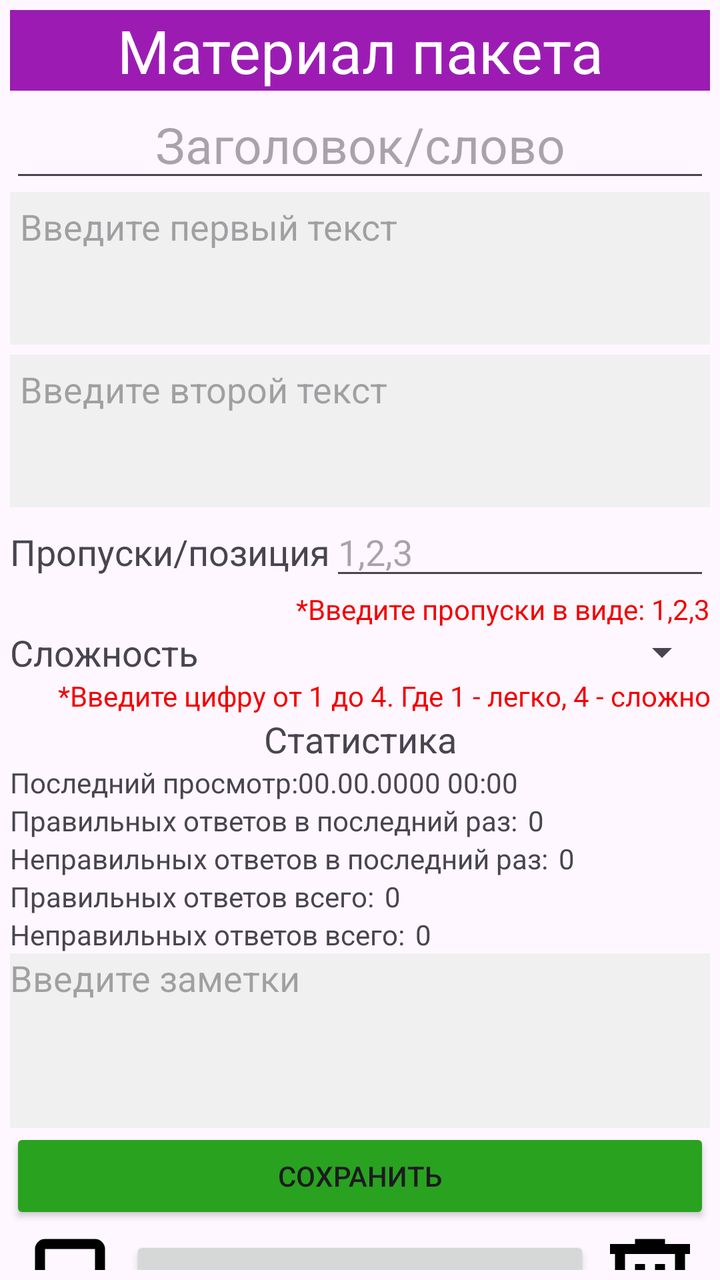
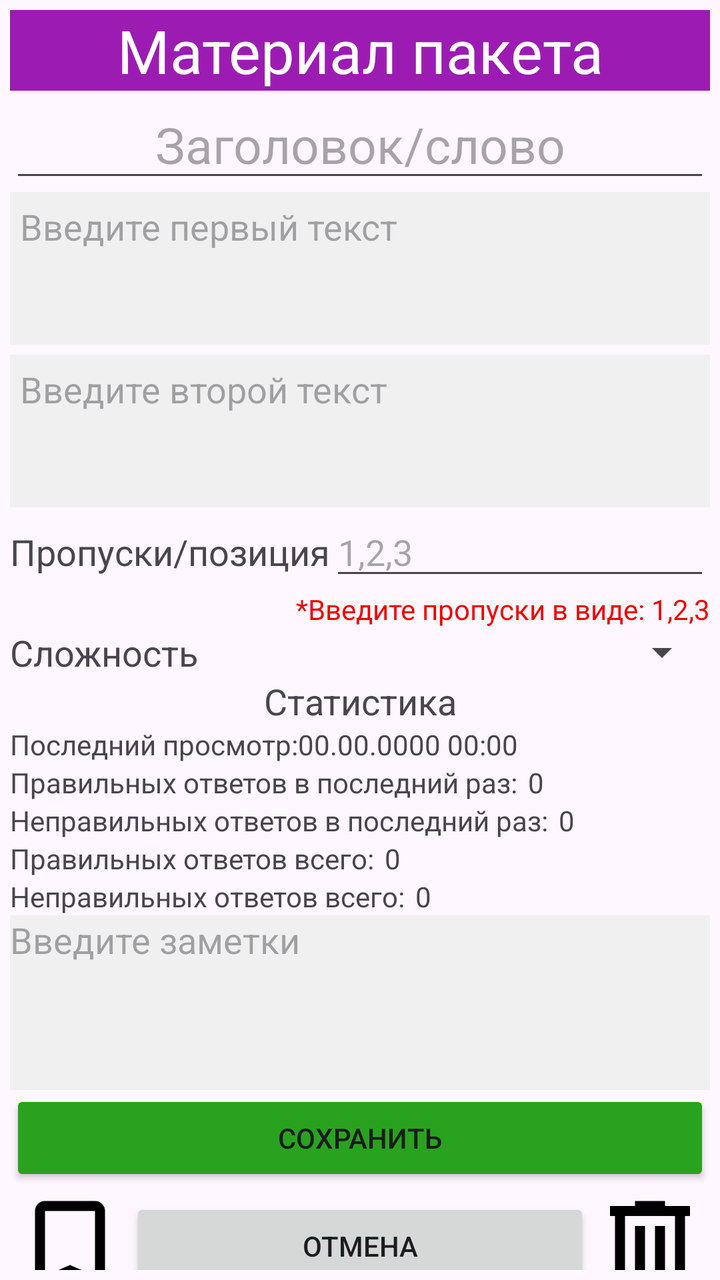

Two renders of the same Android screen: before a commit and after it. Below are the layout's source before the change and the commit's diff.
<!-- AndroidManifest.xml: application theme Theme.FGLearning -->
<!-- res/layout/fragment_view_package_item.xml -->
<?xml version="1.0" encoding="utf-8"?>
<layout xmlns:android="http://schemas.android.com/apk/res/android"
    xmlns:tools="http://schemas.android.com/tools"
    xmlns:app="http://schemas.android.com/apk/res-auto">
    <FrameLayout
        android:layout_width="match_parent"
        android:layout_height="match_parent"
        tools:context=".ViewPackageItemFragment">

        <androidx.constraintlayout.widget.ConstraintLayout
            android:layout_width="match_parent"
            android:layout_height="match_parent">
            <LinearLayout
                android:layout_width="match_parent"
                android:layout_height="match_parent"
                android:orientation="vertical"
                android:padding="5dp">
                <TextView
                    android:layout_width="match_parent"
                    android:layout_height="wrap_content"
                    android:background="@color/purple"
                    android:textColor="@color/white"
                    android:text="Материал пакета"
                    android:gravity="center"
                    android:textSize="30sp"/>
                <Space
                    android:layout_weight="1"
                    android:layout_width="match_parent"
                    android:layout_height="0dp" />

                <EditText
                    android:id="@+id/contentEditText"
                    android:layout_width="match_parent"
                    android:layout_height="wrap_content"
                    android:textSize="25dp"
                    android:hint="Заголовок/слово"
                    android:gravity="center"/>
                <EditText
                    android:id="@+id/firstEditText"
                    android:padding="5dp"
                    android:layout_width="match_parent"
                    android:layout_height="wrap_content"
                    android:minLines="3"
                    android:maxLines="3"
                    android:background="#F0F0F0"
                    android:gravity="top"
                    android:inputType="textMultiLine|textCapSentences"
                    android:scrollbars="vertical"
                    android:maxLength="100"
                    android:hint="Введите первый текст" />
                <EditText
                    android:id="@+id/firstSecondText"
                    android:layout_marginTop="5dp"
                    android:padding="5dp"
                    android:layout_width="match_parent"
                    android:layout_height="wrap_content"
                    android:minLines="3"
                    android:maxLines="3"
                    android:background="#F0F0F0"
                    android:gravity="top"
                    android:inputType="textMultiLine|textCapSentences"
                    android:scrollbars="vertical"
                    android:maxLength="100"
                    android:hint="Введите второй текст" />

                
                <LinearLayout
                    android:id="@+id/gaps"
                    android:layout_width="match_parent"
                    android:layout_height="wrap_content"
                    android:orientation="vertical">
                    <LinearLayout
                        android:layout_width="match_parent"
                        android:layout_height="wrap_content"
                        android:orientation="horizontal">
                        <TextView
                            android:layout_width="wrap_content"
                            android:layout_height="wrap_content"
                            android:text="Пропуски/позиция"
                            android:textSize="18sp"/>
                        <EditText
                            android:id="@+id/gapsEditText"
                            android:layout_width="match_parent"
                            android:layout_height="wrap_content"
                            android:digits="0123456789,"
                            android:hint="1,2,3"
                            android:text="" />
                        
                    </LinearLayout>
                    <TextView
                        android:id="@+id/gapsHintText"
                        android:layout_width="match_parent"
                        android:layout_height="wrap_content"
                        android:textColor="@color/red"
                        android:gravity="end"
                        android:text="*Введите пропуски в виде: 1,2,3" />
                </LinearLayout>

                
                <LinearLayout
                    android:id="@+id/difficulty"
                    android:layout_width="match_parent"
                    android:layout_height="wrap_content"
                    android:orientation="vertical">
                    <LinearLayout
                        android:layout_width="match_parent"
                        android:layout_height="wrap_content"
                        android:orientation="horizontal">
                        <TextView
                            android:layout_width="wrap_content"
                            android:layout_height="wrap_content"
                            android:text="Сложность"
                            android:textSize="18sp"/>

                        <Spinner
                            android:id="@+id/spinner"
                            android:layout_width="match_parent"
                            android:layout_height="wrap_content"/>










                    </LinearLayout>
                    <TextView
                        android:id="@+id/difficultyHintText"
                        android:layout_width="match_parent"
                        android:layout_height="wrap_content"
                        android:textColor="@color/red"
                        android:gravity="end"
                        android:text="*Введите цифру от 1 до 4. Где 1 - легко, 4 - сложно" />
                    
                </LinearLayout>

                <Space
                    android:layout_weight="1"
                    android:layout_width="match_parent"
                    android:layout_height="wrap_content" />

            <LinearLayout
                android:id="@+id/stats"
                android:layout_width="match_parent"
                android:layout_height="wrap_content"
                android:orientation="vertical">
                <TextView
                    android:layout_width="match_parent"
                    android:layout_height="wrap_content"
                    android:gravity="center"
                    android:textSize="18sp"
                    android:text="Статистика" />
                <LinearLayout
                    android:layout_width="match_parent"
                    android:layout_height="wrap_content"
                    android:orientation="horizontal">
                    <TextView
                        android:layout_width="wrap_content"
                        android:layout_height="wrap_content"
                        android:text="Последний просмотр:" />
                    <TextView
                        android:id="@+id/lastViewText"
                        android:layout_width="wrap_content"
                        android:layout_height="wrap_content"
                        android:text="00.00.0000 00:00" />
                    
                </LinearLayout>




                <LinearLayout
                    android:layout_width="match_parent"
                    android:layout_height="wrap_content"
                    android:orientation="horizontal">
                    <TextView
                        android:layout_width="wrap_content"
                        android:layout_height="wrap_content"
                        android:text="Правильных ответов в последний раз:" />
                    <TextView
                        android:id="@+id/lastCorrectAnsCountText"
                        android:layout_marginStart="5dp"
                        android:layout_width="wrap_content"
                        android:layout_height="wrap_content"
                        android:text="0" />
                </LinearLayout>
                <LinearLayout
                    android:layout_width="match_parent"
                    android:layout_height="wrap_content"
                    android:orientation="horizontal">
                    <TextView
                        android:layout_width="wrap_content"
                        android:layout_height="wrap_content"
                        android:text="Неправильных ответов в последний раз:" />
                    <TextView
                        android:id="@+id/lastIncorrectAnsCountText"
                        android:layout_marginStart="5dp"
                        android:layout_width="wrap_content"
                        android:layout_height="wrap_content"
                        android:text="0" />
                    
                </LinearLayout>
                <LinearLayout
                    android:layout_width="match_parent"
                    android:layout_height="wrap_content"
                    android:orientation="horizontal">
                    <TextView
                        android:layout_width="wrap_content"
                        android:layout_height="wrap_content"
                        android:text="Правильных ответов всего:" />
                    <TextView
                        android:id="@+id/totalCorrectAnsCountText"
                        android:layout_marginStart="5dp"
                        android:layout_width="wrap_content"
                        android:layout_height="wrap_content"
                        android:text="0" />
                    
                </LinearLayout>
                <LinearLayout
                    android:layout_width="match_parent"
                    android:layout_height="wrap_content"
                    android:orientation="horizontal">
                    <TextView
                        android:layout_width="wrap_content"
                        android:layout_height="wrap_content"
                        android:text="Неправильных ответов всего:" />
                    <TextView
                        android:id="@+id/totalIncorrectAnsCountText"
                        android:layout_marginStart="5dp"
                        android:layout_width="wrap_content"
                        android:layout_height="wrap_content"
                        android:text="0" />
                    
                </LinearLayout>
            </LinearLayout>

                <Space
                    android:layout_weight="1"
                    android:layout_width="match_parent"
                    android:layout_height="0dp" />

                <EditText
                    android:id="@+id/notesEditText"
                    android:layout_width="match_parent"
                    android:layout_height="wrap_content"
                    android:minLines="4"
                    android:maxLines="4"
                    android:background="#F0F0F0"
                    android:gravity="top"
                    android:maxLength="100"
                    android:inputType="textMultiLine|textCapSentences"
                    android:scrollbars="vertical"
                    android:hint="Введите заметки"/>

                <Space
                    android:layout_weight="1"
                    android:layout_width="match_parent"
                    android:layout_height="0dp" />

                <Button
                    android:id="@+id/save_button"
                    android:layout_width="match_parent"
                    android:layout_height="wrap_content"
                    android:layout_gravity="center_vertical"
                    android:backgroundTint="#29A220"
                    android:text="Сохранить" />
                
                <LinearLayout
                    android:layout_width="match_parent"
                    android:layout_height="wrap_content">
                    <ImageView
                        android:id="@+id/mark_button"
                        android:layout_width="60dp"
                        android:layout_height="60dp"
                        android:src="@drawable/bookmark" />
                    <Button
                        android:id="@+id/back_button"
                        android:layout_width="wrap_content"
                        android:layout_height="wrap_content"
                        android:layout_weight="1"
                        android:layout_gravity="center_vertical"
                        android:text="Отмена" />
                    <ImageView
                        android:id="@+id/delete_button"
                        android:layout_width="60dp"
                        android:layout_height="60dp"
                        android:src="@drawable/delete" />
                </LinearLayout>


            </LinearLayout>



        </androidx.constraintlayout.widget.ConstraintLayout>

    </FrameLayout>
</layout>
<!-- resources referenced by this layout -->
<resources>
  <color name="purple">#9C1CB3</color>
  <color name="red">#F20000</color>
  <color name="white">#FFFFFFFF</color>
  <!-- drawable bookmark (drawable) -->
  <vector xmlns:android="http://schemas.android.com/apk/res/android" android:height="24dp" android:tint="#000000" android:viewportHeight="960" android:viewportWidth="960" android:width="24dp">
        
      <path android:fillColor="@android:color/white" android:pathData="M200,840L200,200Q200,167 223.5,143.5Q247,120 280,120L680,120Q713,120 736.5,143.5Q760,167 760,200L760,840L480,720L200,840ZM280,718L480,632L680,718L680,200Q680,200 680,200Q680,200 680,200L280,200Q280,200 280,200Q280,200 280,200L280,718ZM280,200L280,200Q280,200 280,200Q280,200 280,200L680,200Q680,200 680,200Q680,200 680,200L680,200L480,200L280,200Z"/>
      
  </vector>
  <!-- drawable delete (drawable) -->
  <vector xmlns:android="http://schemas.android.com/apk/res/android" android:height="24dp" android:tint="#000000" android:viewportHeight="960" android:viewportWidth="960" android:width="24dp">
        
      <path android:fillColor="@android:color/white" android:pathData="M280,840Q247,840 223.5,816.5Q200,793 200,760L200,240L160,240L160,160L360,160L360,120L600,120L600,160L800,160L800,240L760,240L760,760Q760,793 736.5,816.5Q713,840 680,840L280,840ZM680,240L280,240L280,760Q280,760 280,760Q280,760 280,760L680,760Q680,760 680,760Q680,760 680,760L680,240ZM360,680L440,680L440,320L360,320L360,680ZM520,680L600,680L600,320L520,320L520,680ZM280,240L280,240L280,760Q280,760 280,760Q280,760 280,760L280,760Q280,760 280,760Q280,760 280,760L280,240Z"/>
      
  </vector>
  <style name="Theme.FGLearning" parent="Base.Theme.FGLearning" />
  <style name="Base.Theme.FGLearning" parent="Theme.Material3.DayNight.NoActionBar">
          
          
      </style>
</resources>

<!-- the commit's change to res/layout/fragment_view_package_item.xml (unified diff, before → after) -->
@@ -49,7 +49,7 @@
                     android:maxLength="100"
                     android:hint="Введите первый текст" />
                 <EditText
-                    android:id="@+id/firstSecondText"
+                    android:id="@+id/secondEditText"
                     android:layout_marginTop="5dp"
                     android:padding="5dp"
                     android:layout_width="match_parent"
@@ -65,7 +65,7 @@
 
                 
                 <LinearLayout
-                    android:id="@+id/gaps"
+                    android:id="@+id/positions"
                     android:layout_width="match_parent"
                     android:layout_height="wrap_content"
                     android:orientation="vertical">
@@ -74,12 +74,13 @@
                         android:layout_height="wrap_content"
                         android:orientation="horizontal">
                         <TextView
+                            android:id="@+id/positionsHeaderText"
                             android:layout_width="wrap_content"
                             android:layout_height="wrap_content"
                             android:text="Пропуски/позиция"
                             android:textSize="18sp"/>
                         <EditText
-                            android:id="@+id/gapsEditText"
+                            android:id="@+id/positionsEditText"
                             android:layout_width="match_parent"
                             android:layout_height="wrap_content"
                             android:digits="0123456789,"
@@ -88,7 +89,7 @@
                         
                     </LinearLayout>
                     <TextView
-                        android:id="@+id/gapsHintText"
+                        android:id="@+id/positionsHintText"
                         android:layout_width="match_parent"
                         android:layout_height="wrap_content"
                         android:textColor="@color/red"
@@ -98,7 +99,6 @@
 
                 
                 <LinearLayout
-                    android:id="@+id/difficulty"
                     android:layout_width="match_parent"
                     android:layout_height="wrap_content"
                     android:orientation="vertical">
@@ -113,7 +113,7 @@
                             android:textSize="18sp"/>
 
                         <Spinner
-                            android:id="@+id/spinner"
+                            android:id="@+id/difficultySpinner"
                             android:layout_width="match_parent"
                             android:layout_height="wrap_content"/>
 
@@ -127,18 +127,11 @@
 
 
                     </LinearLayout>
-                    <TextView
-                        android:id="@+id/difficultyHintText"
-                        android:layout_width="match_parent"
-                        android:layout_height="wrap_content"
-                        android:textColor="@color/red"
-                        android:gravity="end"
-                        android:text="*Введите цифру от 1 до 4. Где 1 - легко, 4 - сложно" />
-                    
-                </LinearLayout>
-
-                <Space
-                    android:layout_weight="1"
+                    
+                </LinearLayout>
+
+                <Space
+                    android:layout_weight="0.2"
                     android:layout_width="match_parent"
                     android:layout_height="wrap_content" />
 
@@ -238,7 +231,7 @@
             </LinearLayout>
 
                 <Space
-                    android:layout_weight="1"
+                    android:layout_weight="0.2"
                     android:layout_width="match_parent"
                     android:layout_height="0dp" />
 
